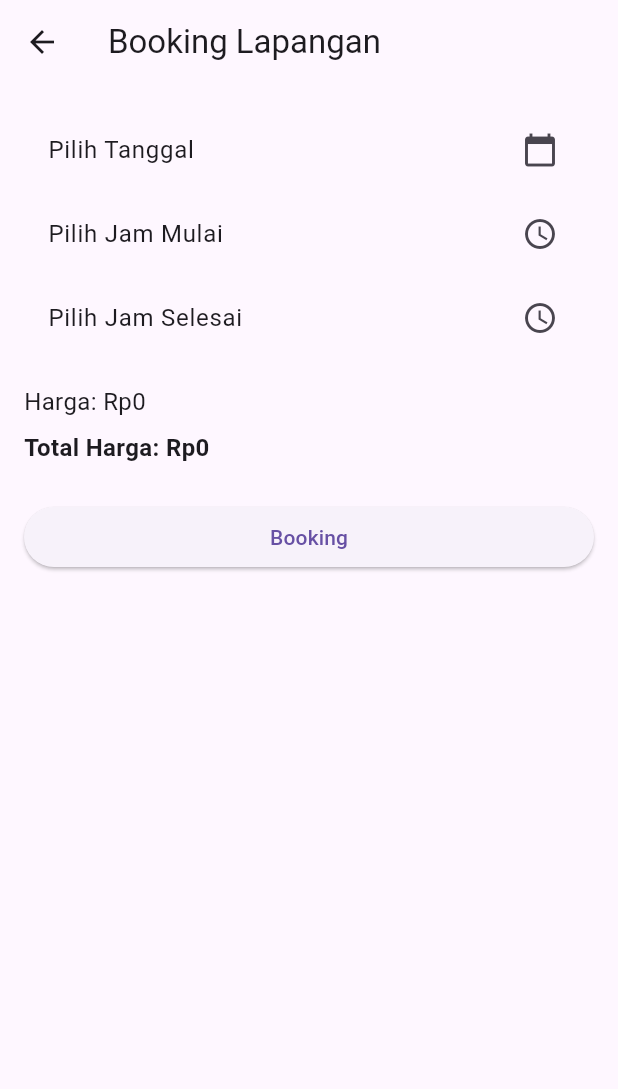
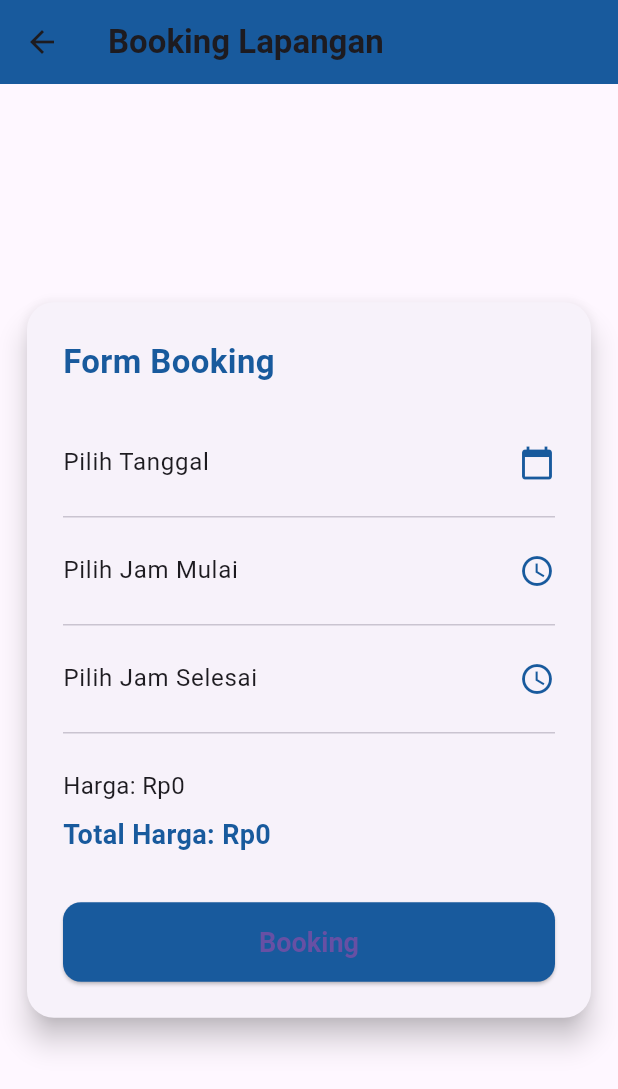
Before and after one commit to galuh305/tugas-akhir-mobile, a Flutter app: the BookingScreen screen opened directly with empty values, on a phone screen of 412 x 824 dp. Shown: the top 1089 px of the screen. Run offline on Flutter 3.47's test engine with Material 3 defaults, Android fonts, the phone set to English and light mode, and no system bars; our stand-ins replace dio, google_fonts, image_picker, shared_preferences; accounts and stored records are empty.

Commit message:
simpan perubahan sebelum rebase

```diff
--- a/frontend-flutter/frontend/lib/Screen/booking_screen.dart
+++ b/frontend-flutter/frontend/lib/Screen/booking_screen.dart
@@ -6,7 +6,6 @@ import '../Model/bookingmodel.dart';
 import '../Servis/Apiservis.dart';
 import 'dart:io';
 import 'package:image_picker/image_picker.dart';
-import 'payment_screen.dart';
 import 'payment_qr_screen.dart';
 
 class BookingScreen extends StatefulWidget {
@@ -25,7 +24,6 @@ class _BookingScreenState extends State<BookingScreen> {
   TimeOfDay? _jamSelesai;
   bool _loading = false;
   int? userId;
-  File? _buktiTfFile;
 
   int get _totalHarga {
     if (_jamMulai == null || _jamSelesai == null) return widget.harga;
@@ -49,15 +47,6 @@ class _BookingScreenState extends State<BookingScreen> {
     if (userStr != null) {
       setState(() {
         userId = json.decode(userStr)['id'];
-      });
-    }
-  }
-
-  Future<void> _pickBuktiTf() async {
-    final picked = await ImagePicker().pickImage(source: ImageSource.gallery);
-    if (picked != null) {
-      setState(() {
-        _buktiTfFile = File(picked.path);
       });
     }
   }
@@ -106,16 +95,30 @@ class _BookingScreenState extends State<BookingScreen> {
   @override
   Widget build(BuildContext context) {
     return Scaffold(
-      appBar: AppBar(title: Text('Booking Lapangan')),
-      body: Padding(
-        padding: const EdgeInsets.all(16.0),
+      appBar: AppBar(
+        title: Text('Booking Lapangan', style: TextStyle(fontWeight: FontWeight.bold)),
+        backgroundColor: Color(0xFF185A9D),
+        elevation: 0,
+      ),
+      body: Center(
+        child: SingleChildScrollView(
+          child: Card(
+            margin: EdgeInsets.all(18),
+            elevation: 8,
+            shape: RoundedRectangleBorder(borderRadius: BorderRadius.circular(18)),
+            child: Padding(
+              padding: const EdgeInsets.all(24.0),
               child: Form(
                 key: _formKey,
-          child: ListView(
+                child: Column(
+                  crossAxisAlignment: CrossAxisAlignment.stretch,
                   children: [
+                    Text('Form Booking', style: TextStyle(fontSize: 22, fontWeight: FontWeight.bold, color: Color(0xFF185A9D))),
+                    SizedBox(height: 24),
                     ListTile(
-                title: Text(_tanggal == null ? 'Pilih Tanggal' : DateFormat('dd MMM yyyy').format(_tanggal!)),
-                trailing: Icon(Icons.calendar_today),
+                      contentPadding: EdgeInsets.zero,
+                      title: Text(_tanggal == null ? 'Pilih Tanggal' : DateFormat('dd MMM yyyy').format(_tanggal!), style: TextStyle(fontSize: 16)),
+                      trailing: Icon(Icons.calendar_today, color: Color(0xFF185A9D)),
                       onTap: () async {
                         final picked = await showDatePicker(
                           context: context,
@@ -126,9 +129,11 @@ class _BookingScreenState extends State<BookingScreen> {
                         if (picked != null) setState(() => _tanggal = picked);
                       },
                     ),
+                    Divider(),
                     ListTile(
-                title: Text(_jamMulai == null ? 'Pilih Jam Mulai' : _jamMulai!.format(context)),
-                trailing: Icon(Icons.access_time),
+                      contentPadding: EdgeInsets.zero,
+                      title: Text(_jamMulai == null ? 'Pilih Jam Mulai' : _jamMulai!.format(context), style: TextStyle(fontSize: 16)),
+                      trailing: Icon(Icons.access_time, color: Color(0xFF185A9D)),
                       onTap: () async {
                         final picked = await showTimePicker(
                           context: context,
@@ -137,9 +142,11 @@ class _BookingScreenState extends State<BookingScreen> {
                         if (picked != null) setState(() => _jamMulai = picked);
                       },
                     ),
+                    Divider(),
                     ListTile(
-                title: Text(_jamSelesai == null ? 'Pilih Jam Selesai' : _jamSelesai!.format(context)),
-                trailing: Icon(Icons.access_time),
+                      contentPadding: EdgeInsets.zero,
+                      title: Text(_jamSelesai == null ? 'Pilih Jam Selesai' : _jamSelesai!.format(context), style: TextStyle(fontSize: 16)),
+                      trailing: Icon(Icons.access_time, color: Color(0xFF185A9D)),
                       onTap: () async {
                         final picked = await showTimePicker(
                           context: context,
@@ -148,16 +155,28 @@ class _BookingScreenState extends State<BookingScreen> {
                         if (picked != null) setState(() => _jamSelesai = picked);
                       },
                     ),
+                    Divider(),
                     SizedBox(height: 16),
                     Text('Harga: Rp${widget.harga}', style: TextStyle(fontSize: 16)),
                     SizedBox(height: 8),
-              Text('Total Harga: Rp$_totalHarga', style: TextStyle(fontSize: 16, fontWeight: FontWeight.bold)),
-              SizedBox(height: 24),
+                    Text('Total Harga: Rp$_totalHarga', style: TextStyle(fontSize: 18, fontWeight: FontWeight.bold, color: Color(0xFF185A9D))),
+                    SizedBox(height: 32),
                     ElevatedButton(
                       onPressed: _loading ? null : _submit,
-                child: _loading ? CircularProgressIndicator(color: Colors.white) : Text('Booking'),
+                      style: ElevatedButton.styleFrom(
+                        backgroundColor: Color(0xFF185A9D),
+                        padding: EdgeInsets.symmetric(vertical: 16),
+                        shape: RoundedRectangleBorder(borderRadius: BorderRadius.circular(12)),
+                        textStyle: TextStyle(fontSize: 18, fontWeight: FontWeight.bold),
+                      ),
+                      child: _loading
+                          ? CircularProgressIndicator(color: Colors.white)
+                          : Text('Booking'),
                     ),
                   ],
+                ),
+              ),
+            ),
           ),
         ),
       ),
--- a/frontend-flutter/frontend/lib/Screen/login_screen.dart
+++ b/frontend-flutter/frontend/lib/Screen/login_screen.dart
@@ -20,7 +20,7 @@ class _LoginScreenState extends State<LoginScreen> {
   Future<void> _login() async {
     setState(() { _loading = true; _error = null; });
     final response = await http.post(
-      Uri.parse('http://192.168.1.11:8000/api/login'),
+      Uri.parse('http://10.152.133.163:8000/api/login'),
       headers: {'Content-Type': 'application/json'},
       body: json.encode({
         'email': _emailController.text,
--- a/frontend-flutter/frontend/lib/Screen/register_screen.dart
+++ b/frontend-flutter/frontend/lib/Screen/register_screen.dart
@@ -20,7 +20,7 @@ class _RegisterScreenState extends State<RegisterScreen> {
   Future<void> _register() async {
     setState(() { _loading = true; _error = null; });
     final response = await http.post(
-      Uri.parse('http://192.168.1.11:8000/api/register'),
+      Uri.parse('http://10.152.133.163:8000/api/register'),
       headers: {'Content-Type': 'application/json'},
       body: json.encode({
         'email': _emailController.text,
--- a/frontend-flutter/frontend/lib/Servis/Apiservis.dart
+++ b/frontend-flutter/frontend/lib/Servis/Apiservis.dart
@@ -7,7 +7,7 @@ import 'package:flutter/foundation.dart' show kIsWeb;
 import 'package:dio/dio.dart';
 
 Future<List<Lapangan>> fetchLapangan() async {
-  final response = await http.get(Uri.parse('http://192.168.1.11:8000/api/lapangans'));
+  final response = await http.get(Uri.parse('http://10.152.133.163:8000/api/lapangans'));
   print('Status: ${response.statusCode}');
   print('Body: ${response.body}');
   if (response.statusCode == 200) {
@@ -20,7 +20,7 @@ Future<List<Lapangan>> fetchLapangan() async {
 
 Future<int?> createBooking(Booking booking) async {
   try {
-    var uri = Uri.parse('http://192.168.1.11:8000/api/pemesanans');
+    var uri = Uri.parse('http://10.152.133.163:8000/api/pemesanans');
     var request = http.MultipartRequest('POST', uri);
 
     request.fields['user_id'] = booking.userId.toString();
@@ -61,7 +61,7 @@ Future<int?> createBooking(Booking booking) async {
 }
 
 Future<bool> updateBuktiTf(int bookingId, dynamic file) async {
-  final url = 'http://192.168.1.11:8000/api/pemesanans/$bookingId';
+  final url = 'http://10.152.133.163:8000/api/pemesanans/$bookingId';
   final dio = Dio();
   FormData formData;
   if (kIsWeb) {
```
Also changed, not shown: 8 other files. Lines whose indentation alone changed are shown as unchanged.
